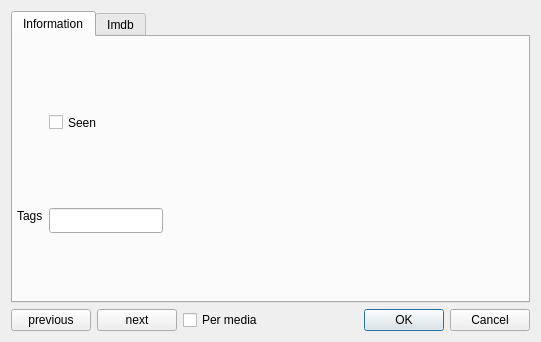
Qt form src/ui/editmediadialog.ui (slopjong/MediaSpy) before a commit.
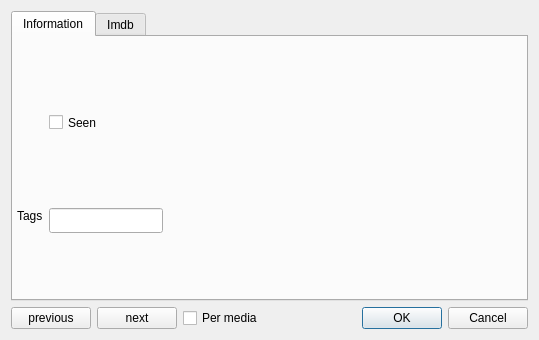
The same form after that commit.

Diff of the .ui file:
```diff
--- a/src/ui/editmediadialog.ui
+++ b/src/ui/editmediadialog.ui
@@ -6,8 +6,8 @@
    <rect>
     <x>0</x>
     <y>0</y>
-    <width>541</width>
-    <height>342</height>
+    <width>539</width>
+    <height>340</height>
    </rect>
   </property>
   <property name="windowTitle">
```
Left out of the diff: 6 changed lines with no effect on the pictures.
